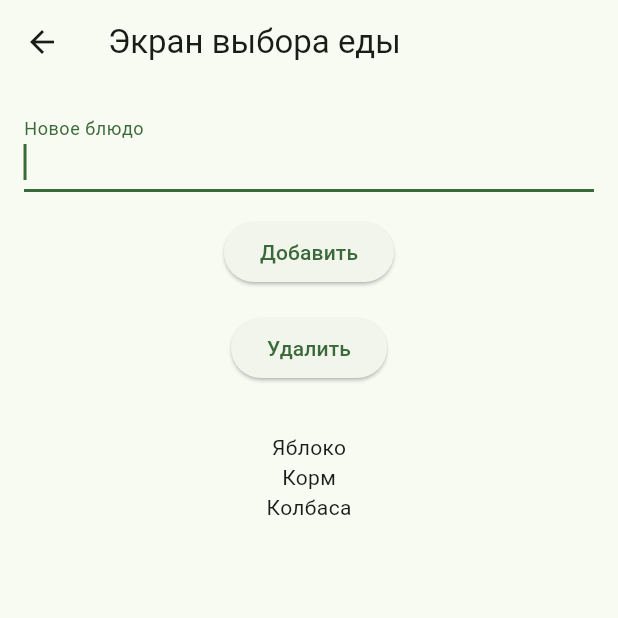
After one commit to Le1NZ/flutter_practics, a Flutter app: the FoodScreen screen opened directly, on a phone screen of 412 x 824 dp, the top half of it. The commit adds this screen. Run offline on Flutter 3.47's test engine with Material 3 defaults, Android fonts, the light colour scheme and no system bars.

Commit message:
Add food screen

```diff
--- a/lib/src/feature/feed/feed.dart
+++ /dev/null
@@ -1 +0,0 @@
-export 'src/feed_screen.dart';
--- a/lib/src/feature/feed/src/feed_screen.dart
+++ b/lib/src/feature/feed/feed_screen.dart
@@ -1,4 +1,6 @@
 import 'package:flutter/material.dart';
+
+import 'package:flutter_project/src/feature/food/food_screen.dart';
 
 class FeedScreen extends StatefulWidget {
   final int initialHunger;
@@ -42,6 +44,10 @@ class _FeedScreenState extends State<FeedScreen> {
     Navigator.pop(context, _currentHunger);
   }
 
+  void _onFoodPressed() {
+    Navigator.push(context, MaterialPageRoute(builder: (context) => FoodScreen()));
+  }
+
   @override
   Widget build(BuildContext context) {
     return Scaffold(
@@ -63,6 +69,11 @@ class _FeedScreenState extends State<FeedScreen> {
               onPressed: _decreaseHunger,
               child: const Text('Пусть поголодает (-10)'),
             ),
+            const SizedBox(height: 10),
+            ElevatedButton(
+              onPressed: _onFoodPressed,
+              child: const Text('Виды еды'),
+            ),
             const SizedBox(height: 40),
             ElevatedButton(
               style: ElevatedButton.styleFrom(backgroundColor: Colors.blue),
--- /dev/null
+++ b/lib/src/feature/food/food_screen.dart
@@ -0,0 +1,97 @@
+import 'package:flutter/material.dart';
+
+class FoodScreen extends StatefulWidget {
+  const FoodScreen({super.key});
+
+  @override
+  State<StatefulWidget> createState() => _FoodScreenState();
+}
+
+class _FoodScreenState extends State<FoodScreen> {
+  final _textController = TextEditingController();
+
+  final _items = {"Яблоко", "Корм", "Колбаса"};
+
+  Widget _itemsList() {
+    return Expanded(
+      child: SingleChildScrollView(
+        child: Column(
+          children: _items
+              .map(
+                (item) => _FoodItem(
+                  item: item,
+                  onTap: () {
+                    _items.remove(item);
+                  },
+                ),
+              )
+              .toList(),
+        ),
+      ),
+    );
+  }
+
+  @override
+  Widget build(BuildContext context) {
+    return Scaffold(
+      appBar: AppBar(title: Text('Экран выбора еды')),
+      body: Padding(padding: const EdgeInsets.all(16), child: _body()),
+    );
+  }
+
+  Widget _body() {
+    return Column(
+      children: [
+        TextField(
+          controller: _textController,
+          autofocus: true,
+          decoration: const InputDecoration(labelText: 'Новое блюдо'),
+        ),
+        const SizedBox(height: 16),
+        _addButton(),
+        const SizedBox(height: 16),
+        _removeButton(),
+        const SizedBox(height: 32),
+        _itemsList(),
+      ],
+    );
+  }
+
+  Widget _addButton() {
+    return ElevatedButton(
+      onPressed: () {
+        setState(() {
+          _items.add(_textController.text);
+        });
+      },
+      child: const Text('Добавить'),
+    );
+  }
+
+  Widget _removeButton() {
+    return ElevatedButton(
+      onPressed: () {
+        setState(() {
+          _items.remove(_textController.text);
+        });
+      },
+      child: const Text('Удалить'),
+    );
+  }
+}
+
+class _FoodItem extends StatelessWidget {
+  final String item;
+  final GestureTapCallback onTap;
+
+  const _FoodItem({required this.item, required this.onTap});
+
+  @override
+  Widget build(BuildContext context) {
+    return GestureDetector(
+      key: ValueKey(item),
+      onTap: onTap,
+      child: Text(item),
+    );
+  }
+}
```
